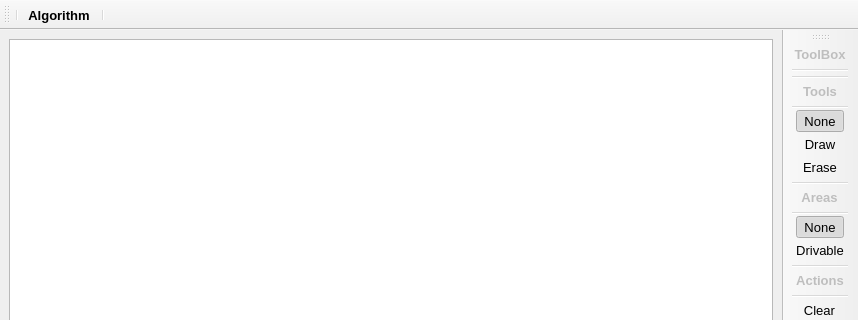
The window that include/ui/resources/ui_main_window.ui (Toiner33/PathPlanningLab) describes before a commit, drawn with Qt 5; both pictures show x 0 to 858 and y 0 to 320 of the 858 by 713 pixel window.
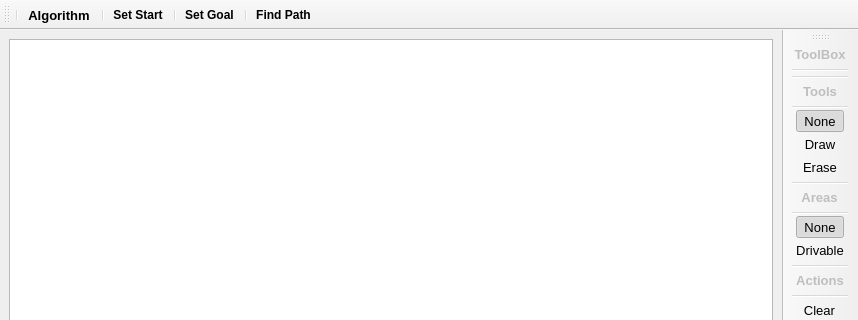
The same window after the commit.

Commit message: Implement buttons to select start and goal

Patch:
```diff
--- a/include/ui/resources/ui_main_window.ui
+++ b/include/ui/resources/ui_main_window.ui
@@ -74,6 +74,12 @@
    <addaction name="actionStop"/>
   </widget>
   <widget class="QToolBar" name="AlgorithmBar">
+   <property name="font">
+    <font>
+     <weight>75</weight>
+     <bold>true</bold>
+    </font>
+   </property>
    <property name="windowTitle">
     <string>toolBar_2</string>
    </property>
@@ -86,6 +92,11 @@
    <addaction name="separator"/>
    <addaction name="actionAlgorithmSelector"/>
    <addaction name="separator"/>
+   <addaction name="actionSet_Start"/>
+   <addaction name="separator"/>
+   <addaction name="actionSet_Goal"/>
+   <addaction name="separator"/>
+   <addaction name="actionFind_Path"/>
   </widget>
   <action name="actionDraw">
    <property name="checkable">
@@ -258,6 +269,48 @@
     </font>
    </property>
   </action>
+  <action name="actionSet_Start">
+   <property name="checkable">
+    <bool>true</bool>
+   </property>
+   <property name="text">
+    <string>Set Start</string>
+   </property>
+   <property name="toolTip">
+    <string>Select the start position for the path finding</string>
+   </property>
+   <property name="font">
+    <font>
+     <weight>75</weight>
+     <bold>true</bold>
+    </font>
+   </property>
+  </action>
+  <action name="actionSet_Goal">
+   <property name="checkable">
+    <bool>true</bool>
+   </property>
+   <property name="text">
+    <string>Set Goal</string>
+   </property>
+   <property name="toolTip">
+    <string>Select the goal postiion for the path finding</string>
+   </property>
+   <property name="font">
+    <font>
+     <weight>75</weight>
+     <bold>true</bold>
+    </font>
+   </property>
+  </action>
+  <action name="actionFind_Path">
+   <property name="text">
+    <string>Find Path</string>
+   </property>
+   <property name="toolTip">
+    <string>Click this button to start the path finding search</string>
+   </property>
+  </action>
  </widget>
  <resources/>
  <connections/>
```
The commit also changes 7 other files.
